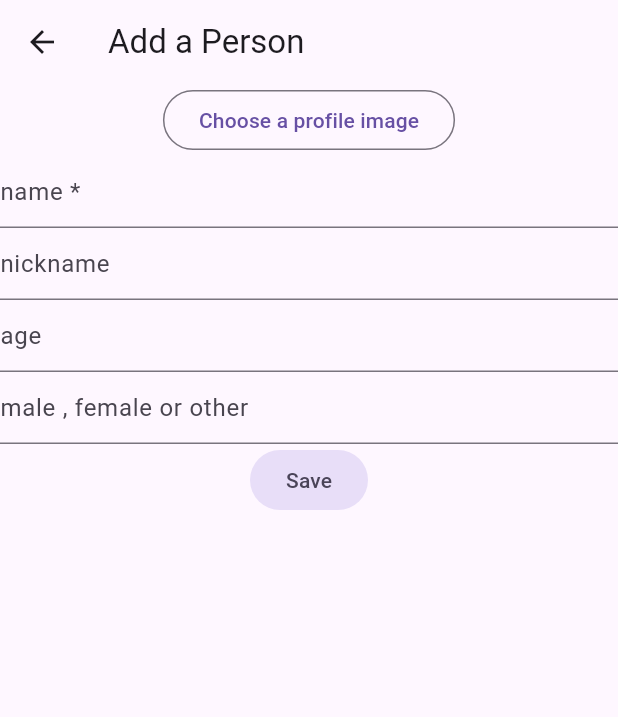
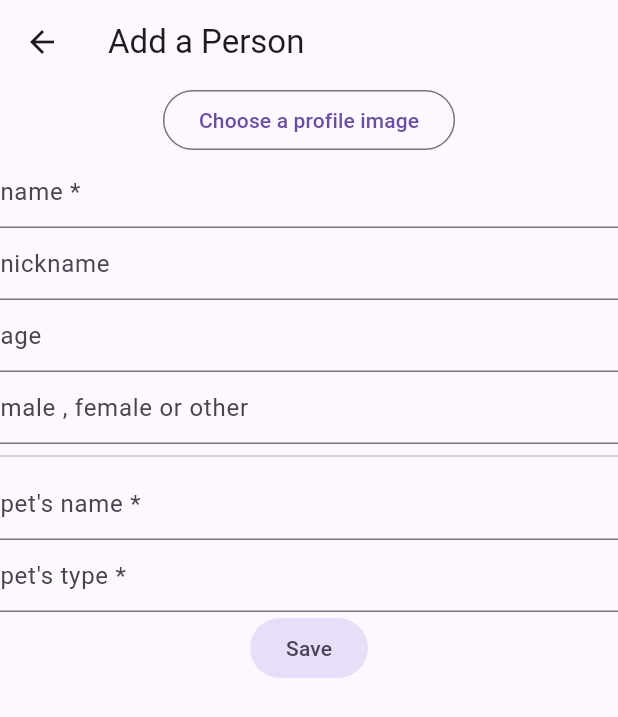
Before and after one commit to IshibaSeiko/floor_demo, a Flutter app: the screen it shows after launch, after a tap on the "add" icon, on a phone screen of 412 x 824 dp. Shown: the top 717 px of the screen. Run offline on Flutter 3.47's test engine with Material 3 defaults, Android fonts, the light colour scheme and no system bars; our stand-ins replace floor, image_picker, sqflite; accounts and stored records are empty; generated files the repository leaves out were written again.

Commit message:
feat: show with pet

```diff
--- a/lib/dao/person_dao.dart
+++ b/lib/dao/person_dao.dart
@@ -12,6 +12,9 @@ abstract class PersonDao {
   @Query('SELECT * FROM Person WHERE id = :id')
   Stream<Person?> findPersonById(int id);
 
+  @Query('SELECT id FROM Person WHERE name = :name')
+  Future<int?> findPersonIdByName(String name);
+
   @insert
   Future<void> insertPerson(Person person);
 }
--- /dev/null
+++ b/lib/dao/pet_dao.dart
@@ -0,0 +1,10 @@
+import 'package:floor/floor.dart';
+import 'package:floor_demo/entity/pet.dart';
+
+@dao
+abstract class PetDao {
+  @Query('SELECT * FROM petWithOwnerView WHERE owner = :id')
+  Future<PetWithOwner?> getPetWithPerson(int id);
+  @insert
+  Future<void> insertPet(Pet pet);
+}
--- a/lib/entity/person.dart
+++ b/lib/entity/person.dart
@@ -22,6 +22,7 @@ enum Gender {
 class Person {
   @PrimaryKey(autoGenerate: true)
   final int? id;
+  @primaryKey
   final String name;
   final String? nickname;
   final int? age;
--- /dev/null
+++ b/lib/entity/pet.dart
@@ -0,0 +1,54 @@
+import 'package:floor/floor.dart';
+import 'package:floor_demo/entity/person.dart';
+import 'package:flutter/foundation.dart';
+
+@Entity(tableName: 'pets', indices: [
+  Index(value: [
+    'pet_name',
+    'type',
+  ])
+])
+class Pet {
+  @primaryKey
+  @ColumnInfo(name: 'pet_name')
+  final String name;
+  final String type;
+  final int owner;
+
+  Pet({
+    required this.name,
+    required this.type,
+    required this.owner,
+  });
+}
+
+@DatabaseView(
+    'SELECT t.*, r.* FROM pets as t LEFT JOIN Person as r ON t.owner = r.id',
+    viewName: 'petWithOwnerView')
+class PetWithOwner {
+  @ColumnInfo(name: 'pet_name')
+  final String petName;
+  final String type;
+  final int owner;
+  final int? id;
+  final String name;
+  final String? nickname;
+  final int? age;
+  final Gender? gender;
+  final DateTime createAt;
+  final DateTime? updateAt;
+  final Uint8List? profileImage;
+
+  PetWithOwner(
+      {required this.petName,
+      required this.type,
+      required this.owner,
+      required this.id,
+      required this.name,
+      required this.nickname,
+      required this.age,
+      required this.gender,
+      required this.createAt,
+      required this.updateAt,
+      required this.profileImage});
+}
--- a/lib/main.dart
+++ b/lib/main.dart
@@ -1,40 +1,65 @@
 import 'dart:io';
 
+import 'package:floor/floor.dart';
 import 'package:floor_demo/dao/person_dao.dart';
+import 'package:floor_demo/dao/pet_dao.dart';
 import 'package:floor_demo/database.dart';
 import 'package:floor_demo/entity/person.dart';
+import 'package:floor_demo/entity/pet.dart';
 import 'package:flutter/material.dart';
 import 'package:image_picker/image_picker.dart';
 import 'package:intl/intl.dart';
 
 void main() async {
   WidgetsFlutterBinding.ensureInitialized();
-  final database =
-      await $FloorAppDatabase.databaseBuilder('flutter_database.db').build();
-  final dao = database.personDao;
+  final migration1to2 = Migration(1, 2, (database) async {
+    await database.execute(
+        ('CREATE TABLE pets (pet_name TEXT PRIMARY KEY, type TEXT, owner INTEGER)'));
+    await database.execute(
+        'CREATE VIEW petWithOwnerView AS SELECT t.*, r.* FROM pets t LEFT JOIN Person r ON t.owner = r.id');
+  });
+
+  final database = await $FloorAppDatabase
+      .databaseBuilder('flutter_database.db')
+      .addMigrations([migration1to2]).build();
+
+  final personDao = database.personDao;
+  final petDao = database.petDao;
   runApp(FloorApp(
-    dao: dao,
+    personDao: personDao,
+    petDao: petDao,
   ));
 }
 
 class FloorApp extends StatelessWidget {
-  final PersonDao dao;
-  const FloorApp({super.key, required this.dao});
+  final PersonDao personDao;
+  final PetDao petDao;
+  const FloorApp({
+    super.key,
+    required this.personDao,
+    required this.petDao,
+  });
 
   @override
   Widget build(BuildContext context) {
     return MaterialApp(
       title: 'Floor Demo',
       home: FriendsWidget(
-        dao: dao,
+        personDao: personDao,
+        petDao: petDao,
       ),
     );
   }
 }
 
 class FriendsWidget extends StatelessWidget {
-  final PersonDao dao;
-  const FriendsWidget({super.key, required this.dao});
+  final PersonDao personDao;
+  final PetDao petDao;
+  const FriendsWidget({
+    super.key,
+    required this.personDao,
+    required this.petDao,
+  });
 
   @override
   Widget build(BuildContext context) {
@@ -46,7 +71,10 @@
                 onPressed: () {
                   Navigator.of(context).push(
                     MaterialPageRoute(
-                      builder: (_) => AddPersonWidget(dao: dao),
+                      builder: (_) => AddPersonWidget(
+                        personDao: personDao,
+                        petDao: petDao,
+                      ),
                     ),
                   );
                 },
@@ -55,7 +83,7 @@
         ),
         body: SafeArea(
           child: StreamBuilder<List<Person>>(
-              stream: dao.findAllPeople(),
+              stream: personDao.findAllPeople(),
               builder: (_, snapshot) {
                 if (!snapshot.hasData) return Container();
                 final persons = snapshot.requireData;
@@ -67,7 +95,7 @@
                         onTap: () {
                           Navigator.of(context).push(MaterialPageRoute(
                               builder: (_) => PersonDetailWidget(
-                                  dao: dao, person: persons[index])));
+                                  petDao: petDao, person: persons[index])));
                         },
                       );
                     });
@@ -77,8 +105,13 @@
 }
 
 class AddPersonWidget extends StatefulWidget {
-  final PersonDao dao;
-  const AddPersonWidget({super.key, required this.dao});
+  final PersonDao personDao;
+  final PetDao petDao;
+  const AddPersonWidget({
+    super.key,
+    required this.personDao,
+    required this.petDao,
+  });
 
   @override
   State<AddPersonWidget> createState() => _AddPersonWidgetState();
@@ -90,6 +123,9 @@
   final ageEditingController = TextEditingController();
   final genderEditingController = TextEditingController();
   File? profileImage;
+
+  final petNameEditingController = TextEditingController();
+  final petTypeEditingController = TextEditingController();
 
   Future<void> getImage() async {
     final pickedFile =
@@ -138,9 +174,18 @@
             decoration:
                 const InputDecoration(hintText: 'male , female or other'),
           ),
+          const Divider(),
+          TextField(
+            controller: petNameEditingController,
+            decoration: const InputDecoration(hintText: "pet's name *"),
+          ),
+          TextField(
+            controller: petTypeEditingController,
+            decoration: const InputDecoration(hintText: "pet's type *"),
+          ),
           FilledButton.tonal(
-            onPressed: () {
-              widget.dao.insertPerson(Person(
+            onPressed: () async {
+              widget.personDao.insertPerson(Person(
                   name: nameEditingController.text,
                   nickname: nicknameEditingController.text.isEmpty
                       ? null
@@ -152,6 +197,16 @@
                   createAt: DateTime.now(),
                   updateAt: null,
                   profileImage: profileImage?.readAsBytesSync()));
+
+              final personId = await widget.personDao
+                  .findPersonIdByName(nameEditingController.text);
+              if (personId != null) {
+                widget.petDao.insertPet(Pet(
+                    name: petNameEditingController.text,
+                    type: petTypeEditingController.text,
+                    owner: personId));
+              }
+
               Navigator.of(context).pop();
             },
             child: const Text('Save'),
@@ -163,11 +218,11 @@
 }
 
 class PersonDetailWidget extends StatelessWidget {
-  final PersonDao dao;
+  final PetDao petDao;
   final Person person;
 
   const PersonDetailWidget(
-      {super.key, required this.dao, required this.person});
+      {super.key, required this.petDao, required this.person});
 
   @override
   Widget build(BuildContext context) {
@@ -178,7 +233,10 @@
       appBar: AppBar(
         title: Text(person.name),
       ),
-      body: Column(children: [
+      body: FutureBuilder(
+          future: petDao.getPetWithPerson(person.id!),
+          builder: (context, snapshot) {
+            return ListView(children: [
               Row(
                 children: [
                   const Text('name: '),
@@ -245,7 +303,26 @@
                     )
                 ],
               ),
-      ]),
+              Row(
+                children: [
+                  const Text("pet's name: "),
+                  Text(
+                    snapshot.data == null ? '' : snapshot.data!.name,
+                    style: valueTextStyle,
+                  ),
+                ],
+              ),
+              Row(
+                children: [
+                  const Text("pet's type: "),
+                  Text(
+                    snapshot.data == null ? '' : snapshot.data!.type,
+                    style: valueTextStyle,
+                  ),
+                ],
+              ),
+            ]);
+          }),
     );
   }
 }
```
Also changed, not shown: lib/database.dart (+9 -1 lines), lib/database.g.dart. Lines whose indentation alone changed are shown as unchanged.
